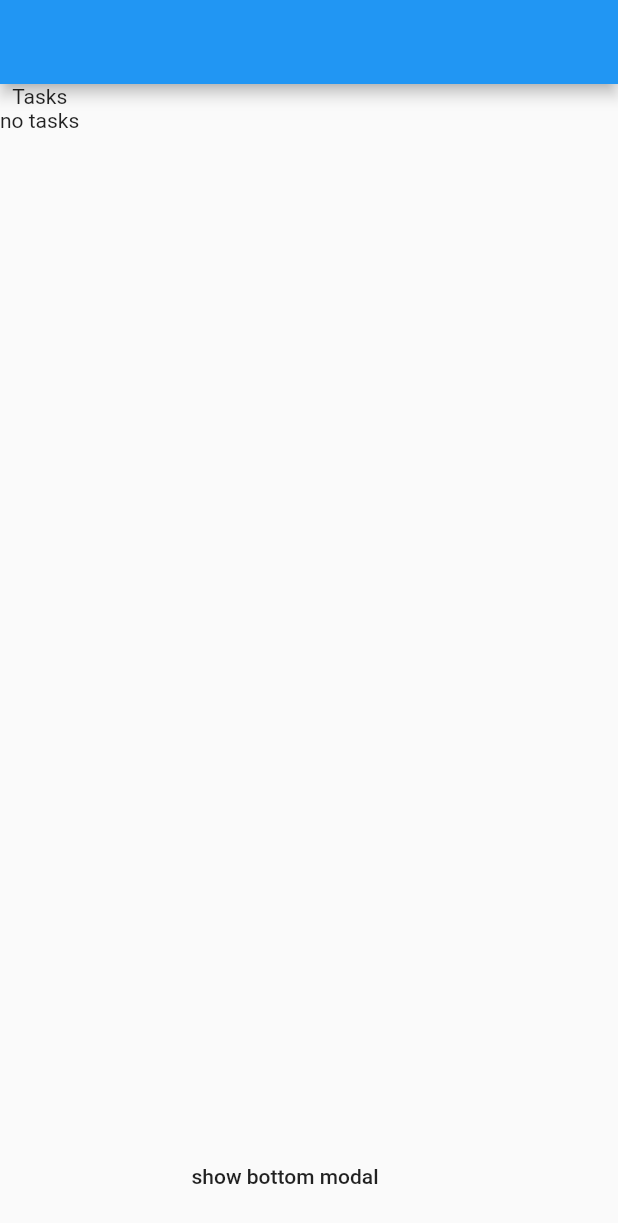
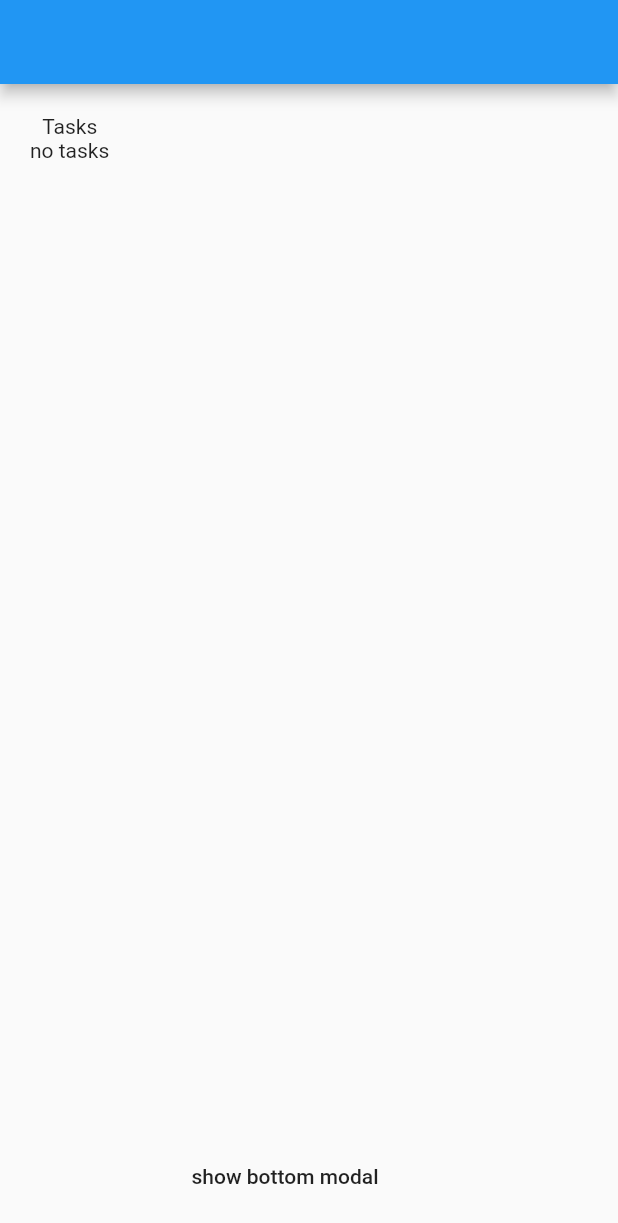
Before and after one commit to digitowly/cookatoo, a Flutter app: the screen it shows after launch, on a phone screen of 412 x 824 dp. Shown: the top 1223 px of the screen. Run offline on Flutter 3.47's test engine with Material 2 defaults, Android fonts, the light colour scheme and no system bars.

Commit message:
styled task item

```diff
--- a/lib/modules/task_item_list/screens/task_item_list.dart
+++ b/lib/modules/task_item_list/screens/task_item_list.dart
@@ -13,7 +13,9 @@ class TaskItemList extends StatelessWidget {
   Widget build(BuildContext context) {
     return Scaffold(
       appBar: AppBar(),
-      body: Column(
+      body: Container(
+        padding: EdgeInsets.all(20),
+        child: Column(
           children: [
             Text('Tasks'),
             StreamBuilder(
@@ -40,6 +42,7 @@ class TaskItemList extends StatelessWidget {
             )
           ],
         ),
+      ),
       floatingActionButton: TaskCreator(
         addToTaskList: (TaskItemModel taskItem) => _taskItemListBloc.event.sink
             .add(EventType(action: TaskItemListAction.ADD, taskItem: taskItem)),
```
Also changed, not shown: lib/modules/task_item/screens/task_item.dart (+7 -1 lines). Lines whose indentation alone changed are shown as unchanged.
